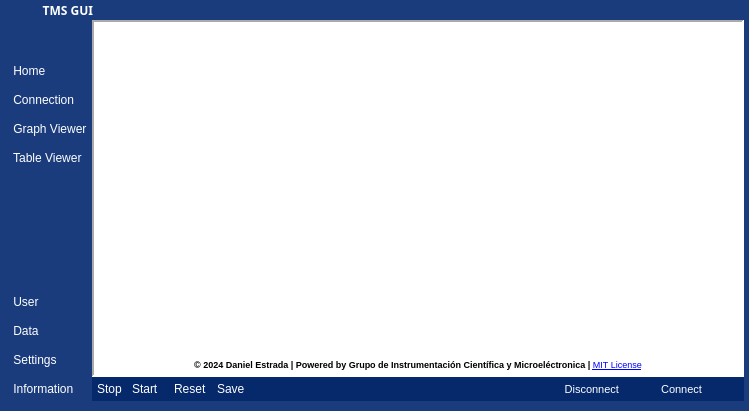
This is measurement-system/software/ui_files/interface.ui in DanielEstrada971102/Horno-CS as Qt 5 draws it before an edit. The edited form follows.
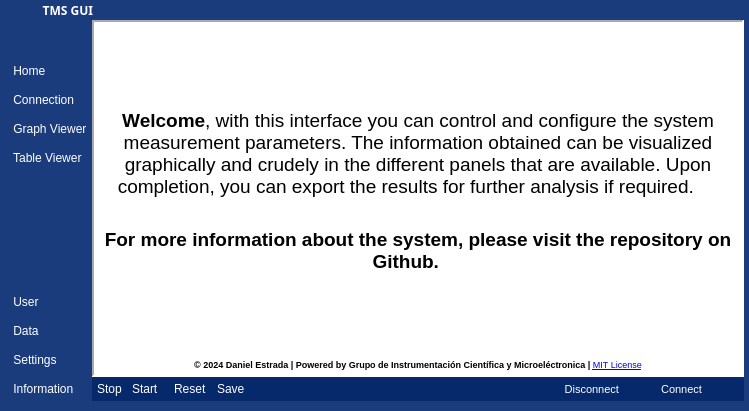
This is the edited form. Icons and pictures are not drawn. Custom widgets are drawn as their Qt base class.

Diff of the .ui file:
```diff
--- a/measurement-system/software/ui_files/interface.ui
+++ b/measurement-system/software/ui_files/interface.ui
@@ -693,10 +693,18 @@
                 </property>
                 <property name="html">
                  <string>&lt;!DOCTYPE HTML PUBLIC &quot;-//W3C//DTD HTML 4.0//EN&quot; &quot;http://www.w3.org/TR/REC-html40/strict.dtd&quot;&gt;
-&lt;html&gt;&lt;head&gt;&lt;meta name=&quot;qrichtext&quot; content=&quot;1&quot; /&gt;&lt;style type=&quot;text/css&quot;&gt;
+&lt;html&gt;&lt;head&gt;&lt;meta name=&quot;qrichtext&quot; content=&quot;1&quot; /&gt;&lt;title&gt;Temperature Measurement System&lt;/title&gt;&lt;style type=&quot;text/css&quot;&gt;
 p, li { white-space: pre-wrap; }
 &lt;/style&gt;&lt;/head&gt;&lt;body style=&quot; font-family:'MS Shell Dlg 2'; font-size:8pt; font-weight:400; font-style:normal;&quot;&gt;
-&lt;p align=&quot;center&quot; style=&quot;-qt-paragraph-type:empty; margin-top:30px; margin-bottom:30px; margin-left:0px; margin-right:0px; -qt-block-indent:0; text-indent:0px;&quot;&gt;&lt;br /&gt;&lt;/p&gt;&lt;/body&gt;&lt;/html&gt;</string>
+&lt;p style=&quot; margin-top:0px; margin-bottom:0px; margin-left:0px; margin-right:0px; -qt-block-indent:0; text-indent:0px;&quot;&gt;        &lt;/p&gt;
+&lt;p style=&quot; margin-top:0px; margin-bottom:0px; margin-left:0px; margin-right:0px; -qt-block-indent:0; text-indent:0px;&quot;&gt;&lt;span style=&quot; font-size:8.25pt;&quot;&gt;        &lt;/span&gt;&lt;/p&gt;
+&lt;p align=&quot;center&quot; style=&quot; margin-top:0px; margin-bottom:0px; margin-left:0px; margin-right:0px; -qt-block-indent:0; text-indent:0px;&quot;&gt;&lt;span style=&quot; font-size:8.25pt;&quot;&gt;        &lt;/span&gt;&lt;/p&gt;
+&lt;p align=&quot;center&quot; style=&quot; margin-top:0px; margin-bottom:0px; margin-left:0px; margin-right:0px; -qt-block-indent:0; text-indent:0px;&quot;&gt;&lt;img src=&quot;resources/system-logo-text.png&quot; width=&quot;300&quot; /&gt;&lt;span style=&quot; font-size:8.25pt;&quot;&gt;        &lt;/span&gt;&lt;/p&gt;
+&lt;p align=&quot;center&quot; style=&quot; margin-top:0px; margin-bottom:0px; margin-left:0px; margin-right:0px; -qt-block-indent:0; text-indent:0px;&quot;&gt;&lt;span style=&quot; font-size:8.25pt;&quot;&gt;        &lt;/span&gt;&lt;/p&gt;
+&lt;p align=&quot;center&quot; style=&quot; margin-top:0px; margin-bottom:0px; margin-left:0px; margin-right:0px; -qt-block-indent:0; text-indent:0px;&quot;&gt;&lt;span style=&quot; font-size:8.25pt;&quot;&gt;        &lt;/span&gt;&lt;/p&gt;
+&lt;p align=&quot;center&quot; style=&quot; margin-top:0px; margin-bottom:0px; margin-left:0px; margin-right:0px; -qt-block-indent:0; text-indent:0px;&quot;&gt;&lt;span style=&quot; font-size:14pt; font-weight:600;&quot;&gt;Welcome&lt;/span&gt;&lt;span style=&quot; font-size:14pt;&quot;&gt;, with this interface you can control and configure the system measurement parameters. The information obtained can be visualized graphically and crudely in the different panels that are available. Upon completion, you can export the results for further analysis if required.&lt;/span&gt;&lt;span style=&quot; font-size:8.25pt;&quot;&gt;        &lt;/span&gt;&lt;/p&gt;
+&lt;p align=&quot;center&quot; style=&quot; margin-top:30px; margin-bottom:30px; margin-left:0px; margin-right:0px; -qt-block-indent:0; text-indent:0px;&quot;&gt;&lt;span style=&quot; font-size:14pt; font-weight:600;&quot;&gt;For more information about the system, please visit the repository on Github.&lt;/span&gt;&lt;span style=&quot; font-size:8.25pt;&quot;&gt;        &lt;/span&gt;&lt;/p&gt;
+&lt;p align=&quot;center&quot; style=&quot; margin-top:0px; margin-bottom:0px; margin-left:0px; margin-right:0px; -qt-block-indent:0; text-indent:0px;&quot;&gt;&lt;img src=&quot;resources/QR.png&quot; width=&quot;100&quot; /&gt;&lt;span style=&quot; font-size:8.25pt;&quot;&gt;        &lt;br /&gt;    &lt;/span&gt;&lt;/p&gt;&lt;/body&gt;&lt;/html&gt;</string>
                 </property>
                 <property name="placeholderText">
                  <string/>
```
Left out of the diff: 25 changed lines with no effect on the pictures.
